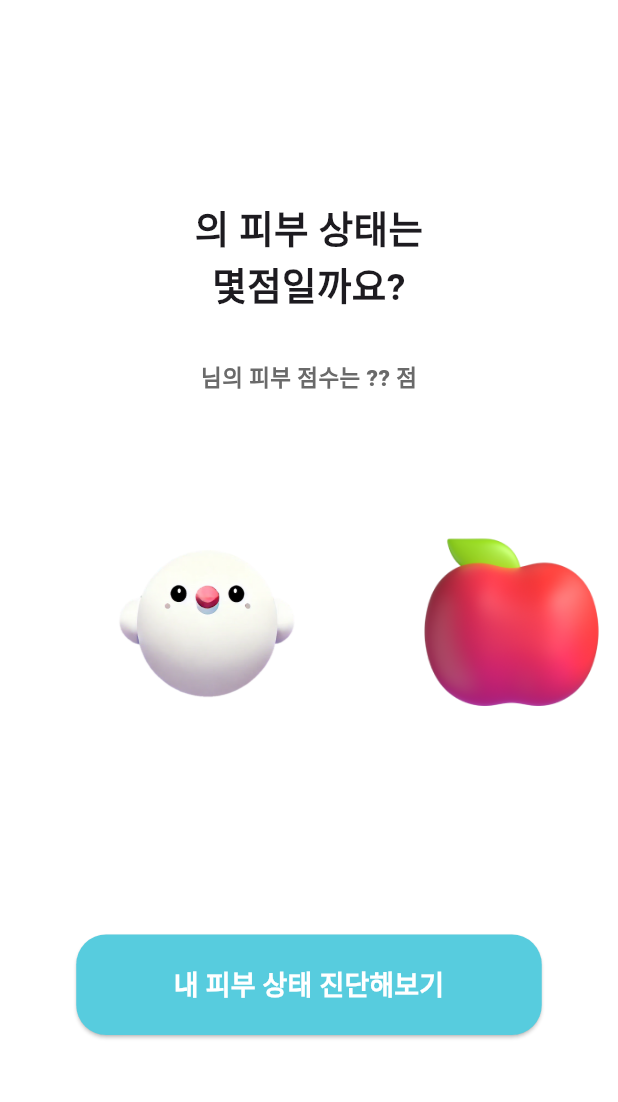
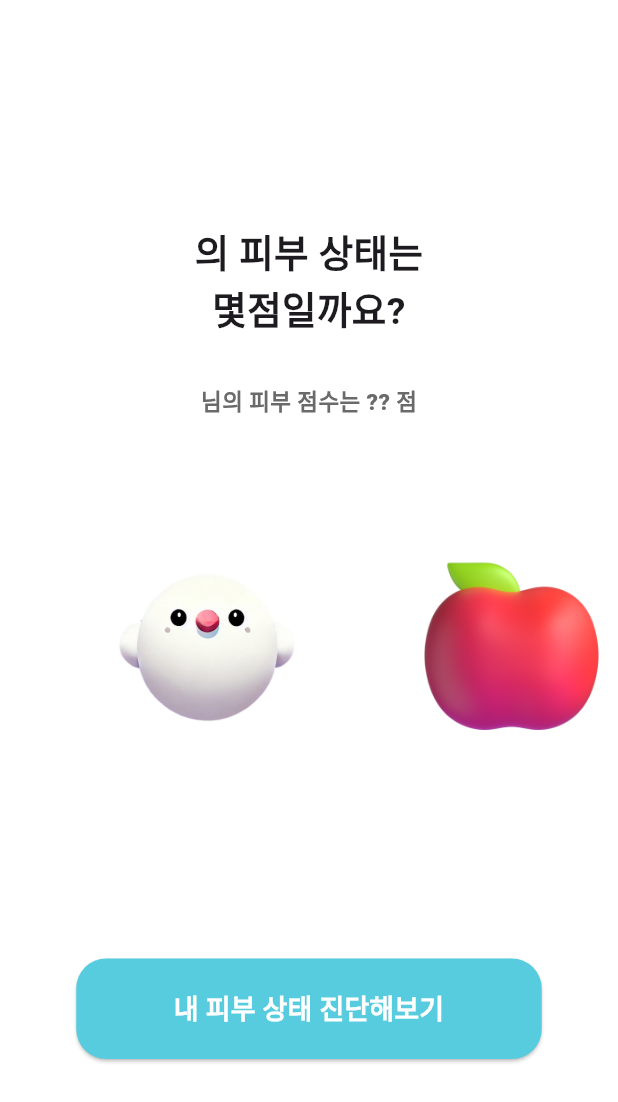
Before and after one commit to SkinCare-Peace/frontend, a Flutter app: the LoadingPage0 screen opened directly with empty values, on a phone screen of 412 x 824 dp. Shown: the top 1102 px of the screen. Run offline on Flutter 3.47's test engine with Material 3 defaults, Android fonts, the light colour scheme and no system bars; our stand-ins replace camera; missing offline and left inert: google_mlkit_face_detection.

Commit message:
fix: 로딩0화면 픽셀 오류 수정

```diff
--- a/frontend/lib/loading/loading_page0.dart
+++ b/frontend/lib/loading/loading_page0.dart
@@ -47,34 +47,34 @@ class _LoadingPage0 extends State<LoadingPage0> {
       }
     });
   }
-
 @override
 Widget build(BuildContext context) {
   return Scaffold(
+    resizeToAvoidBottomInset: true, // 키보드 띄어지면 자동으로 조정
     backgroundColor: const Color.fromARGB(255, 255, 255, 255),
-      body: Center(
+    body: SingleChildScrollView( // 전체 화면을 스크롤 가능하게 설정
+      child: Center(
         child: Column(
           mainAxisAlignment: MainAxisAlignment.center,
           children: [
+            const SizedBox(height: 150), // 상단 여백
             Text(
               '${utf8.decode(widget.userData.name.runes.toList())}의 피부 상태는\n몇점일까요?',
-
               style: const TextStyle(
                 fontSize: 25,
                 fontWeight: FontWeight.bold,
               ),
               textAlign: TextAlign.center,
             ),
-            const SizedBox(height: 10), //몇점일까요에서 박스까지 거리
+            const SizedBox(height: 10), // 몇점일까요에서 박스까지 거리
             Container(
-              padding: const EdgeInsets.only(bottom: 50, top: 20), //컨테이너 안 패딩
+              padding: const EdgeInsets.only(bottom: 50, top: 20), // 컨테이너 안 패딩
               decoration: const BoxDecoration(
                 color: Color.fromARGB(255, 255, 255, 255),
               ),
               child: Column(
                 children: [
                   Text(
-
                     '${utf8.decode(widget.userData.name.runes.toList())}님의 피부 점수는 ?? 점',
                     style: const TextStyle(
                         fontSize: 15,
@@ -123,16 +123,12 @@ class _LoadingPage0 extends State<LoadingPage0> {
                 ],
               ),
             ),
-            const SizedBox(height: 80), //컨테이너에서 버튼까지 거리
+            const SizedBox(height: 80), // 컨테이너에서 버튼까지 거리
             ElevatedButton(
               onPressed: () => Navigator.push(
                   context,
                   MaterialPageRoute(
-
-                      builder: (context) => const FaceDetectorPage())), //카메라로 이동
-
-
-
+                      builder: (context) => const FaceDetectorPage())), // 카메라로 이동
               style: ElevatedButton.styleFrom(
                 backgroundColor: const Color.fromARGB(255, 87, 204, 222),
                 shape: RoundedRectangleBorder(
@@ -150,7 +146,9 @@ class _LoadingPage0 extends State<LoadingPage0> {
                 ),
               ),
             ),
+            const SizedBox(height: 20),
           ],
+        ),
       ),
     ),
   );
```
Lines whose indentation alone changed are shown as unchanged.
